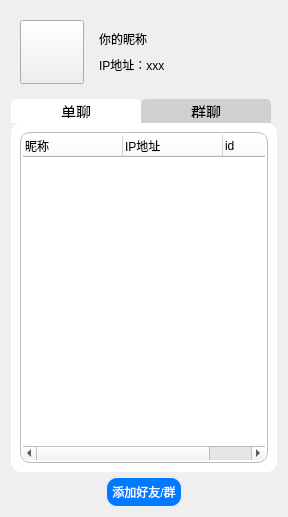
This is Qt-IM/mainwindow.ui in XiaoZheng2003/BIT-QT-IM as Qt 5 draws it before an edit. The edited form follows.
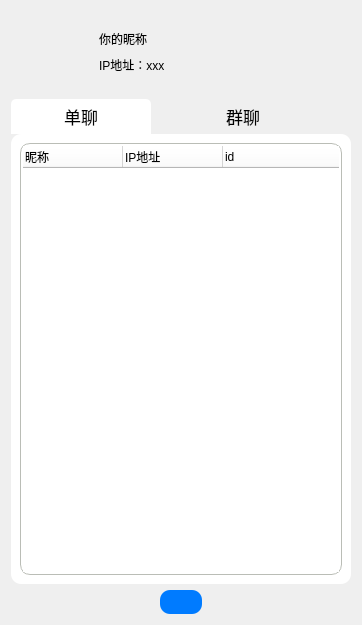
This is the edited form. Icons and pictures are not drawn.

What changed in the file:
```diff
--- a/Qt-IM/mainwindow.ui
+++ b/Qt-IM/mainwindow.ui
@@ -6,8 +6,8 @@
    <rect>
     <x>0</x>
     <y>0</y>
-    <width>288</width>
-    <height>517</height>
+    <width>362</width>
+    <height>625</height>
    </rect>
   </property>
   <property name="windowTitle">
@@ -37,6 +37,9 @@
           <height>64</height>
          </size>
         </property>
+        <property name="styleSheet">
+         <string notr="true">border:none;</string>
+        </property>
         <property name="text">
          <string/>
         </property>
@@ -86,7 +89,6 @@
     <widget class="QTabWidget" name="tabWidget">
      <property name="styleSheet">
       <string notr="true">
-
 QTabWidget::tab-bar { 
 	alignment: center; 
 } 
@@ -101,13 +103,14 @@
 }
  
 QTabBar::tab{
-    background-color:rgb(108, 117, 125, 65);
-	font-size:11pt;
+
+	font-size:13pt;
 	color:black;   
 	border-top-left-radius: 5px;    
 	border-top-right-radius: 5px;   
-	 min-width: 120px; max-width: 240px;
+	 min-width: 130px; max-width: 260px;
 	padding: 5px;
+  height:25px;
 }
  
 QTabBar::tab:selected{
@@ -124,8 +127,10 @@
 	background-color: white;
 border-radius: 10px;
 
+}
 
-
+QTabBar::tab:first{
+  margin-right: 22px; /* 设置tab之间的右边距 */
 }
 
 QTabWidget::tab-bar {
@@ -135,6 +140,12 @@
      <property name="currentIndex">
       <number>0</number>
      </property>
+     <property name="iconSize">
+      <size>
+       <width>40</width>
+       <height>30</height>
+      </size>
+     </property>
      <widget class="QWidget" name="person">
       <attribute name="title">
        <string>单聊</string>
@@ -254,7 +265,17 @@
 }</string>
        </property>
        <property name="text">
-        <string>添加好友/群</string>
+        <string/>
+       </property>
+       <property name="icon">
+        <iconset resource="res.qrc">
+         <normaloff>:/res/add.png</normaloff>:/res/add.png</iconset>
+       </property>
+       <property name="iconSize">
+        <size>
+         <width>40</width>
+         <height>25</height>
+        </size>
        </property>
       </widget>
      </item>
```
Left out of the diff: 2 changed lines with no effect on the pictures.
